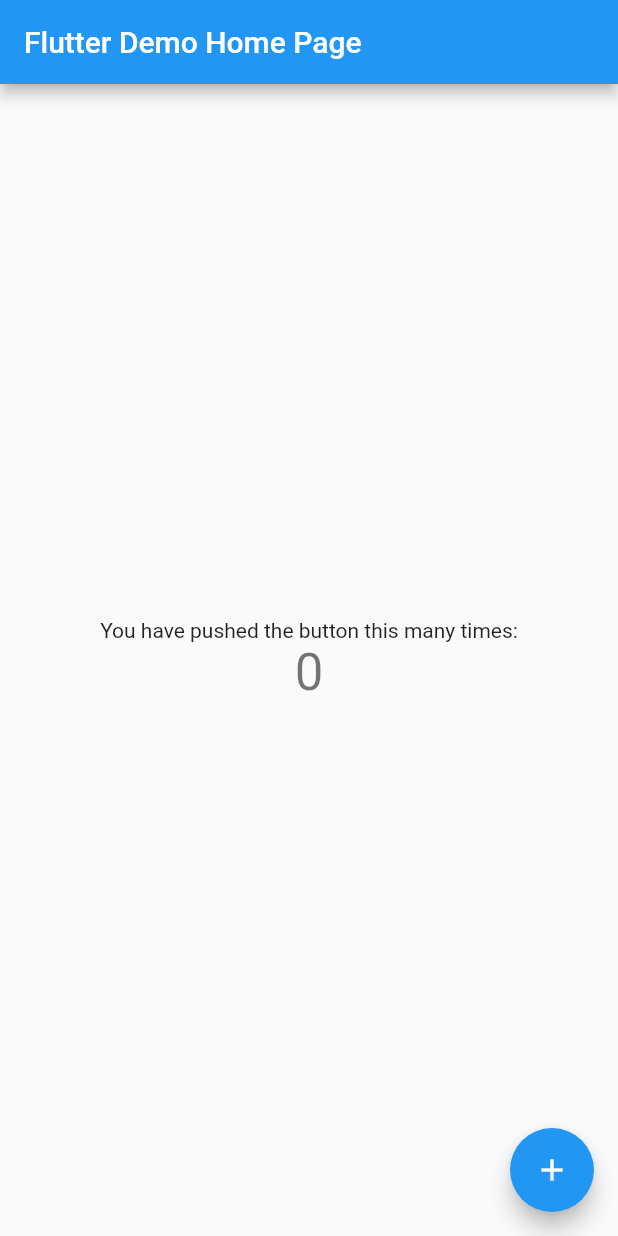
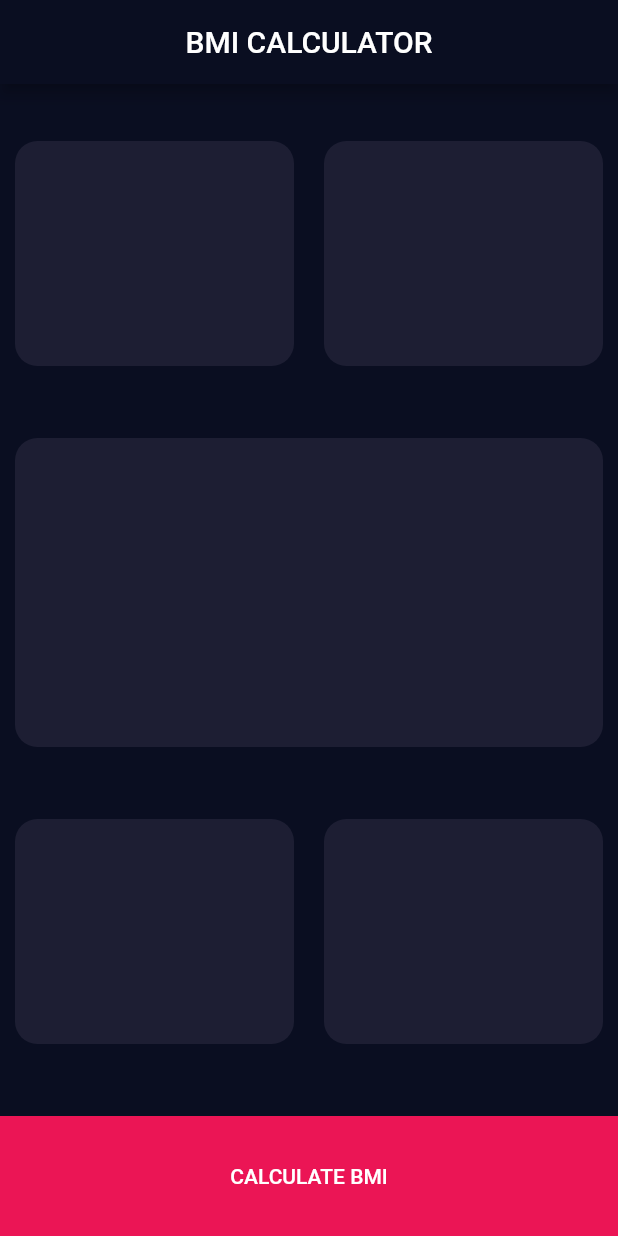
Before and after one commit to BatuhanAydoner/bmi_calculator, a Flutter app: the screen it shows after launch, on a phone screen of 412 x 824 dp. Run offline on Flutter 3.47's test engine with Material 2 defaults, Android fonts, the phone set to English and light mode, and no system bars.

Commit message:
Setup simple UI

```diff
--- /dev/null
+++ b/lib/input_page.dart
@@ -0,0 +1,98 @@
+import 'package:flutter/material.dart';
+
+const bottomContainerHeight = 80.0;
+const customColor = Color(0xFF1D1E33);
+const buttonColor = Color(0xFFEB1555);
+
+class InputAge extends StatefulWidget {
+  @override
+  _InputAgeState createState() => _InputAgeState();
+}
+
+class _InputAgeState extends State<InputAge> {
+  @override
+  Widget build(BuildContext context) {
+    return Scaffold(
+      appBar: AppBar(
+        title: Text("BMI CALCULATOR"),
+        centerTitle: true,
+      ),
+      body: Column(
+        crossAxisAlignment: CrossAxisAlignment.stretch,
+        children: <Widget>[
+          Expanded(
+            child: Row(
+              children: <Widget>[
+                Expanded(child: ReusableCard(color: customColor)),
+                Expanded(child: ReusableCard(color: customColor)),
+              ],
+            ),
+          ),
+          Expanded(child: ReusableCard(color: customColor)),
+          Expanded(
+            child: Row(
+              children: <Widget>[
+                Expanded(child: ReusableCard(color: customColor)),
+                Expanded(child: ReusableCard(color: customColor)),
+              ],
+            ),
+          ),
+          Container(
+            color: buttonColor,
+            width: double.infinity,
+            margin: EdgeInsets.only(top: 10.0),
+            height: bottomContainerHeight,
+            child: FlatButton(onPressed: () {}, child: Text("CALCULATE BMI")),
+          )
+        ],
+      ),
+    );
+  }
+}
+
+class ReusableCard extends StatelessWidget {
+  ReusableCard({@required this.color});
+
+  final Color color;
+
+  @override
+  Widget build(BuildContext context) {
+    return Container(
+      height: 150.0,
+      margin: EdgeInsets.all(10.0),
+      decoration: BoxDecoration(
+          color: color, borderRadius: BorderRadius.circular(15.0)),
+    );
+  }
+}
+
+/*
+* Expanded(
+            child: Row(
+              children: <Widget>[
+                Expanded(child: ReusableCard(color: Color(0xFF1D1E33))),
+                Expanded(child: ReusableCard(color: Color(0xFF1D1E33))),
+              ],
+            ),
+          ),
+          Expanded(
+            child: Expanded(child: ReusableCard(color: Color(0xFF1D1E33))),
+          ),
+          Expanded(
+            child: Row(
+              children: <Widget>[
+                Expanded(child: ReusableCard(color: Color(0xFF1D1E33))),
+                Expanded(child: ReusableCard(color: Color(0xFF1D1E33))),
+              ],
+            ),
+          ),
+          Container(
+            color: Color(0xFFEB1555),
+            width: double.infinity,
+            child: FlatButton(
+                onPressed: () {},
+                child: Center(
+                  child: Text("Calculate BMI"),
+                )),
+          )
+        */
--- a/lib/main.dart
+++ b/lib/main.dart
@@ -1,117 +1,14 @@
 import 'package:flutter/material.dart';
 
+import 'input_page.dart';
+
 void main() {
-  runApp(MyApp());
+  runApp(MaterialApp(
+    home: InputAge(),
+    theme: ThemeData.dark().copyWith(
+        primaryColor: Color(0xFF0A0E21),
+        scaffoldBackgroundColor: Color(0xFF0A0E21),
+        floatingActionButtonTheme:
+            FloatingActionButtonThemeData(backgroundColor: Colors.red)),
+  ));
 }
-
-class MyApp extends StatelessWidget {
-  // This widget is the root of your application.
-  @override
-  Widget build(BuildContext context) {
-    return MaterialApp(
-      title: 'Flutter Demo',
-      theme: ThemeData(
-        // This is the theme of your application.
-        //
-        // Try running your application with "flutter run". You'll see the
-        // application has a blue toolbar. Then, without quitting the app, try
-        // changing the primarySwatch below to Colors.green and then invoke
-        // "hot reload" (press "r" in the console where you ran "flutter run",
-        // or simply save your changes to "hot reload" in a Flutter IDE).
-        // Notice that the counter didn't reset back to zero; the application
-        // is not restarted.
-        primarySwatch: Colors.blue,
-        // This makes the visual density adapt to the platform that you run
-        // the app on. For desktop platforms, the controls will be smaller and
-        // closer together (more dense) than on mobile platforms.
-        visualDensity: VisualDensity.adaptivePlatformDensity,
-      ),
-      home: MyHomePage(title: 'Flutter Demo Home Page'),
-    );
-  }
-}
-
-class MyHomePage extends StatefulWidget {
-  MyHomePage({Key key, this.title}) : super(key: key);
-
-  // This widget is the home page of your application. It is stateful, meaning
-  // that it has a State object (defined below) that contains fields that affect
-  // how it looks.
-
-  // This class is the configuration for the state. It holds the values (in this
-  // case the title) provided by the parent (in this case the App widget) and
-  // used by the build method of the State. Fields in a Widget subclass are
-  // always marked "final".
-
-  final String title;
-
-  @override
-  _MyHomePageState createState() => _MyHomePageState();
-}
-
-class _MyHomePageState extends State<MyHomePage> {
-  int _counter = 0;
-
-  void _incrementCounter() {
-    setState(() {
-      // This call to setState tells the Flutter framework that something has
-      // changed in this State, which causes it to rerun the build method below
-      // so that the display can reflect the updated values. If we changed
-      // _counter without calling setState(), then the build method would not be
-      // called again, and so nothing would appear to happen.
-      _counter++;
-    });
-  }
-
-  @override
-  Widget build(BuildContext context) {
-    // This method is rerun every time setState is called, for instance as done
-    // by the _incrementCounter method above.
-    //
-    // The Flutter framework has been optimized to make rerunning build methods
-    // fast, so that you can just rebuild anything that needs updating rather
-    // than having to individually change instances of widgets.
-    return Scaffold(
-      appBar: AppBar(
-        // Here we take the value from the MyHomePage object that was created by
-        // the App.build method, and use it to set our appbar title.
-        title: Text(widget.title),
-      ),
-      body: Center(
-        // Center is a layout widget. It takes a single child and positions it
-        // in the middle of the parent.
-        child: Column(
-          // Column is also a layout widget. It takes a list of children and
-          // arranges them vertically. By default, it sizes itself to fit its
-          // children horizontally, and tries to be as tall as its parent.
-          //
-          // Invoke "debug painting" (press "p" in the console, choose the
-          // "Toggle Debug Paint" action from the Flutter Inspector in Android
-          // Studio, or the "Toggle Debug Paint" command in Visual Studio Code)
-          // to see the wireframe for each widget.
-          //
-          // Column has various properties to control how it sizes itself and
-          // how it positions its children. Here we use mainAxisAlignment to
-          // center the children vertically; the main axis here is the vertical
-          // axis because Columns are vertical (the cross axis would be
-          // horizontal).
-          mainAxisAlignment: MainAxisAlignment.center,
-          children: <Widget>[
-            Text(
-              'You have pushed the button this many times:',
-            ),
-            Text(
-              '$_counter',
-              style: Theme.of(context).textTheme.headline4,
-            ),
-          ],
-        ),
-      ),
-      floatingActionButton: FloatingActionButton(
-        onPressed: _incrementCounter,
-        tooltip: 'Increment',
-        child: Icon(Icons.add),
-      ), // This trailing comma makes auto-formatting nicer for build methods.
-    );
-  }
-}
```
Also changed, not shown: 1 other file.
